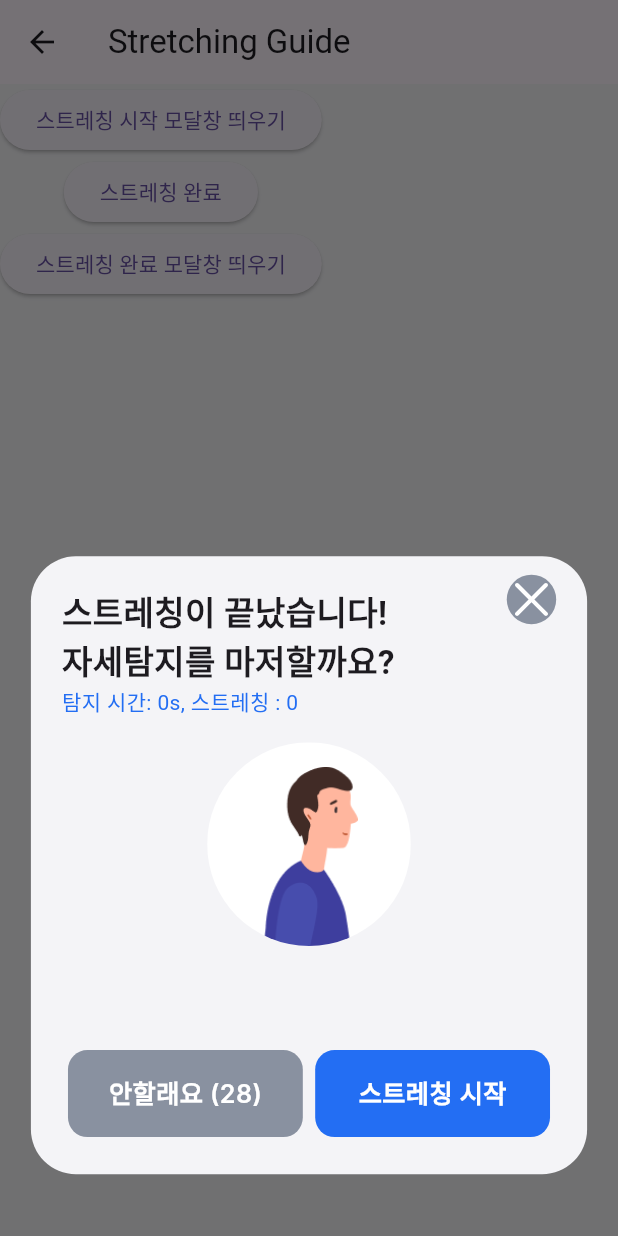
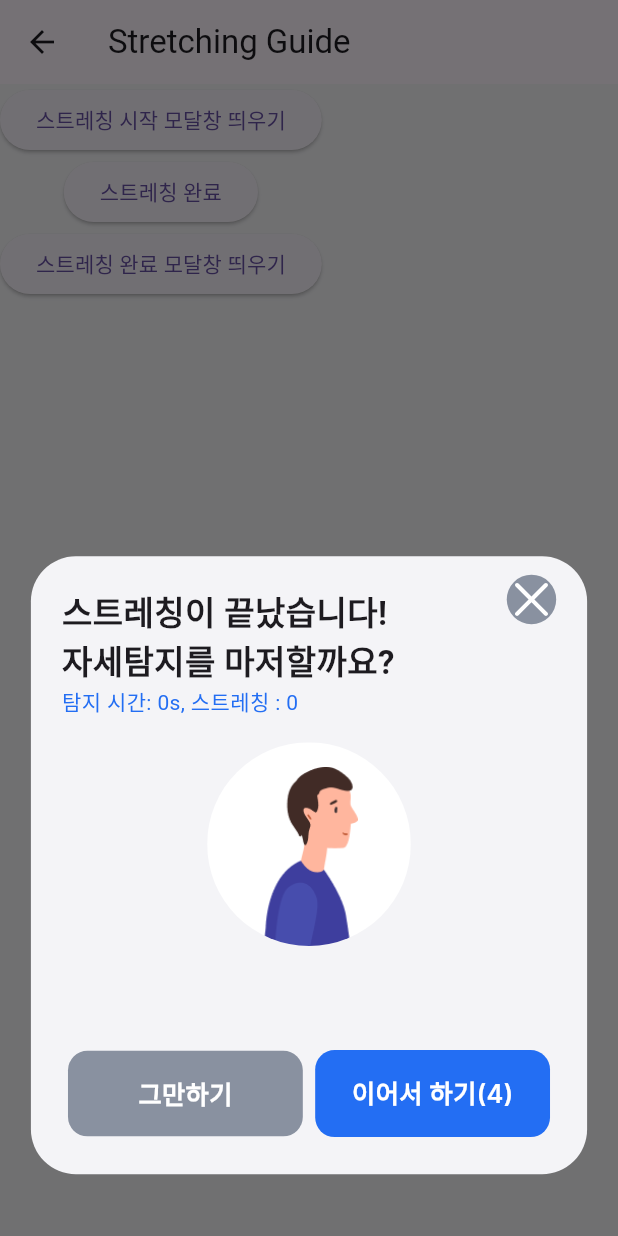
Before and after one commit to Neck-Life/neck-life-fe, a Flutter app: the Stretching screen opened directly, after a tap on "스트레칭 완료 모달창 띄우기", on a phone screen of 412 x 824 dp. Run offline on Flutter 3.47's test engine with Material 3 defaults, Android fonts, the phone set to English and light mode, and no system bars; our stand-ins replace audio_service, carousel_slider, dio, easy_localization, fl_chart, flutter_dotenv and 11 more; missing offline and left inert: amplitude_flutter, app_settings, app_tracking_transparency, audio_session, flutter_airpods, open_settings_plus and 1 more; accounts and stored records are empty; Roboto replaces fonts that are missing (Inter); project files that could hold a hidden picture were left out.

Commit message:
feat : 스트레칭 전후 모달 창, 스트레칭 세션 플로우 연결

```diff
--- a/lib/view/stretch/stretching_completed.dart
+++ b/lib/view/stretch/stretching_completed.dart
@@ -1,6 +1,7 @@
 import 'dart:async';
 
 import 'package:flutter/material.dart';
+import 'package:mocksum_flutter/view/stretch/widgets/stretching_complete_modal.dart';
 
 class StretchingCompletedScreen extends StatefulWidget {
   const StretchingCompletedScreen({super.key});
@@ -18,6 +19,7 @@ class _StretchingCompletedScreenState extends State<StretchingCompletedScreen> {
     // 3초 후에 이전 화면으로 돌아가는 타이머 설정
     _timer = Timer(const Duration(seconds: 3), () {
       Navigator.pop(context);
+      showStretchingCompleteModal(context);
     });
   }
 
--- a/lib/view/stretch/stretching_session.dart
+++ b/lib/view/stretch/stretching_session.dart
@@ -8,7 +8,7 @@ import '../../../service/status_provider.dart';
 import 'models/stretching_action.dart';
 
 class StretchingSession extends StatefulWidget {
-  final StretchingGroup selectedGroup = stretchingGroups[1];
+  final StretchingGroup selectedGroup = stretchingGroups[5];
   // 선택된 그룹을 전달받음, 나중에 프로바이더에서 받아오기
 
   StretchingSession({super.key});
--- a/lib/view/stretch/widgets/stretching_complete_modal.dart
+++ b/lib/view/stretch/widgets/stretching_complete_modal.dart
@@ -36,7 +36,7 @@ class StretchingCompleteModalSheet extends StatefulWidget {
 }
 
 class _StretchingCompleteModalSheetState extends State<StretchingCompleteModalSheet> {
-  int countdown = 29; // 초기값 29로 설정
+  int countdown = 5; // 초기값 29로 설정
   Timer? _timer; // 타이머를 위한 변수
 
   @override
@@ -147,7 +147,7 @@ class _StretchingCompleteModalSheetState extends State<StretchingCompleteModalSh
                         onPressed: () {
                           Navigator.pop(context);
                         },
-                        text: '안할래요 ($countdown)', // 카운트다운 값 표시
+                        text: '그만하기', // 카운트다운 값 표시
                         backgroundColor: const Color(0xFF8991A0),
                         color: Colors.white,
                         width: res.percentWidth(38),
@@ -156,12 +156,12 @@ class _StretchingCompleteModalSheetState extends State<StretchingCompleteModalSh
                       Button(
                         onPressed: () {
                           Navigator.pop(context);
-                          Navigator.push(
-                            context,
-                            MaterialPageRoute(builder: (context) => StretchingSession()),
-                          );
+                          // Navigator.push(
+                          //   context,
+                          //   MaterialPageRoute(builder: (context) => StretchingSession()),
+                          // );
                         },
-                        text: '스트레칭 시작',
+                        text: '이어서 하기($countdown)',
                         backgroundColor: const Color(0xFF236EF3),
                         color: Colors.white,
                         width: res.percentWidth(38),
```
